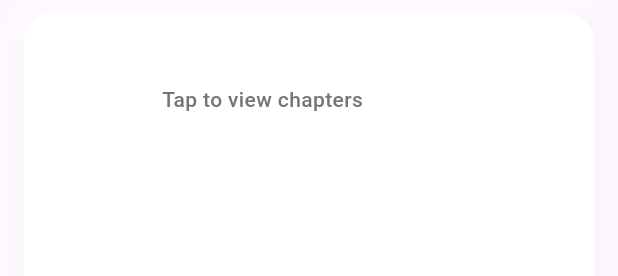
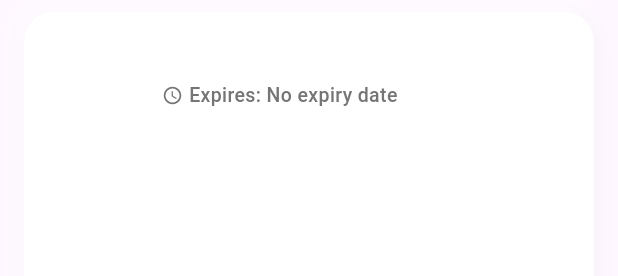
Before and after one commit to rahulthewhitehat/hackersenpai, a Flutter app: the CourseTile widget shown alone on an empty page, opened directly with empty values, on a phone screen of 412 x 824 dp. Shown: the top 276 px of the screen. Run offline on Flutter 3.47's test engine with Material 3 defaults, Android fonts, the light colour scheme and no system bars; our stand-ins replace cloud_firestore, device_info_plus, firebase_auth, firebase_core, flutter_spinkit, google_sign_in and 1 more; missing offline and left inert: flutter_portal, flutter_root_checker, secure_content; accounts and stored records are empty.

Commit message:
Final IG

```diff
--- a/lib/main.dart
+++ b/lib/main.dart
@@ -14,7 +14,8 @@ void main() async {
   WidgetsFlutterBinding.ensureInitialized();
   await Firebase.initializeApp();
 
-  // Check if device is rooted or jailbroken
+  // Check if device is rooted...
+
   bool isDeviceRooted = false;
 
   if (Platform.isAndroid) {
@@ -90,7 +91,7 @@ class RootedDeviceScreen extends StatelessWidget {
                     ),
                     const SizedBox(height: 16),
                     Text(
-                      'For security reasons, this app cannot run on rooted or jailbroken devices. We prioritize the safety of your data and our services.',
+                      'For security reasons, this app cannot run on rooted or jailbroken devices. We prioritize the safety of our data. Kindly unroot or try using the app in another device',
                       textAlign: TextAlign.center,
                       style: TextStyle(
                         fontSize: 16,
--- a/lib/models/course_model.dart
+++ b/lib/models/course_model.dart
@@ -1,16 +1,28 @@
 class CourseModel {
   final String id;
   final String name;
+  final String? expiryDate; // Added expiry date field
 
   CourseModel({
     required this.id,
     required this.name,
+    this.expiryDate,
   });
 
   factory CourseModel.fromMap(String id, Map<String, dynamic> data) {
     return CourseModel(
       id: id,
       name: data['name'] ?? id,
+      expiryDate: null, // Will be set from StudentProvider
+    );
+  }
+
+  // Create a copy of the course model with expiry date
+  CourseModel copyWithExpiryDate(String? expiryDate) {
+    return CourseModel(
+      id: id,
+      name: name,
+      expiryDate: expiryDate,
     );
   }
 
--- a/lib/models/student_model.dart
+++ b/lib/models/student_model.dart
@@ -1,33 +1,51 @@
+import 'package:cloud_firestore/cloud_firestore.dart';
+
 class StudentModel {
-  final String uid;
+  final String id;
+  final String studentId;
+  final String name;
   final String email;
-  final String name;
-  final String studentId;
-  final List<String> subjects;
+  final DateTime lastLogin;
+  final Map<String, String> subjects; // Changed from List<String> to Map<String, String>
 
   StudentModel({
-    required this.uid,
+    required this.id,
+    required this.studentId,
+    required this.name,
     required this.email,
-    required this.name,
-    required this.studentId,
+    required this.lastLogin,
     required this.subjects,
   });
 
-  factory StudentModel.fromMap(String uid, Map<String, dynamic> data) {
+  factory StudentModel.fromMap(String id, Map<String, dynamic> data) {
+    // Convert the subjects map
+    Map<String, String> subjectsMap = {};
+    if (data['subjects'] != null) {
+      // Cast the Firestore map to the correct type
+      Map<String, dynamic> rawSubjects = data['subjects'] as Map<String, dynamic>;
+      rawSubjects.forEach((key, value) {
+        subjectsMap[key] = value.toString();
+      });
+    }
+
     return StudentModel(
-      uid: uid,
+      id: id,
+      studentId: data['student_id'] ?? '',
+      name: data['name'] ?? '',
       email: data['email'] ?? '',
-      name: data['name'] ?? '',
-      studentId: data['student_id'] ?? '',
-      subjects: List<String>.from(data['subjects'] ?? []),
+      lastLogin: data['last_login'] != null
+          ? (data['last_login'] as Timestamp).toDate()
+          : DateTime.now(),
+      subjects: subjectsMap,
     );
   }
 
   Map<String, dynamic> toMap() {
     return {
+      'student_id': studentId,
+      'name': name,
       'email': email,
-      'name': name,
-      'student_id': studentId,
+      'last_login': Timestamp.fromDate(lastLogin),
       'subjects': subjects,
     };
   }
--- a/lib/providers/student_provider.dart
+++ b/lib/providers/student_provider.dart
@@ -10,6 +10,7 @@ class StudentProvider with ChangeNotifier {
 
   StudentModel? _student;
   List<CourseModel> _courses = [];
+  List<CourseModel> _activeCourses = []; // Added for active courses only
   String? _selectedCourseId;
   String? _selectedChapterId;
   VideoModel? _selectedVideo;
@@ -19,7 +20,7 @@ class StudentProvider with ChangeNotifier {
 
   // Getters
   StudentModel? get student => _student;
-  List<CourseModel> get courses => _courses;
+  List<CourseModel> get courses => _activeCourses; // Changed to return only active courses
   String? get selectedCourseId => _selectedCourseId;
   String? get selectedChapterId => _selectedChapterId;
   VideoModel? get selectedVideo => _selectedVideo;
@@ -40,8 +41,11 @@ class StudentProvider with ChangeNotifier {
 
       _student = studentData;
 
-      // Get courses
+      // Get courses with expiry dates
       _courses = await _firestoreService.getStudentCourses(_student!.subjects);
+
+      // Filter out expired courses
+      _filterActiveCourses();
 
       _setLoading(false);
       return true;
@@ -49,6 +53,29 @@ class StudentProvider with ChangeNotifier {
       _setError('Failed to load student data: $e');
       return false;
     }
+  }
+
+  // Filter active courses based on expiry date
+  void _filterActiveCourses() {
+    final now = DateTime.now();
+    _activeCourses = _courses.where((course) {
+      // If no expiry date, consider it as active
+      if (course.expiryDate == null || course.expiryDate!.isEmpty) {
+        return true;
+      }
+
+      try {
+        // Parse the expiry date
+        final expiry = DateTime.parse(course.expiryDate!);
+        // Course is active if expiry date is in the future
+        return expiry.isAfter(now);
+      } catch (e) {
+        // If parsing fails, consider as active
+        return true;
+      }
+    }).toList();
+
+    notifyListeners();
   }
 
   // Select a course
@@ -96,6 +123,7 @@ class StudentProvider with ChangeNotifier {
   void clearData() {
     _student = null;
     _courses = [];
+    _activeCourses = [];
     resetSelection();
   }
 
--- a/lib/screens/login_screen.dart
+++ b/lib/screens/login_screen.dart
@@ -184,7 +184,7 @@ class _LoginScreenState extends State<LoginScreen> {
 
                 // App title with modern typography
                 const Text(
-                  'Mr.CA Virtuals',
+                  'Mr CA Virtuals',
                   textAlign: TextAlign.center,
                   style: TextStyle(
                     fontSize: 34,
--- a/lib/widgets/course_tile.dart
+++ b/lib/widgets/course_tile.dart
@@ -1,5 +1,6 @@
 import 'package:flutter/material.dart';
 import '../models/course_model.dart';
+import 'package:intl/intl.dart';
 
 class CourseTile extends StatelessWidget {
   final CourseModel course;
@@ -11,8 +12,65 @@ class CourseTile extends StatelessWidget {
     required this.onTap,
   });
 
+  // Format expiry date in a user-friendly way
+  String _formatExpiryDate(String? dateString) {
+    if (dateString == null || dateString.isEmpty) {
+      return "No expiry date";
+    }
+
+    try {
+      final date = DateTime.parse(dateString);
+      // Format date to "05 Jun 2026" format
+      return DateFormat('dd MMM yyyy').format(date);
+    } catch (e) {
+      return "Invalid date";
+    }
+  }
+
+  // Calculate days remaining until expiry
+  String _getDaysRemaining(String? dateString) {
+    if (dateString == null || dateString.isEmpty) {
+      return "";
+    }
+
+    try {
+      final expiryDate = DateTime.parse(dateString);
+      final now = DateTime.now();
+      final difference = expiryDate.difference(now).inDays;
+
+      if (difference < 0) {
+        return "Expired";
+      } else if (difference == 0) {
+        return "Expires today";
+      } else if (difference == 1) {
+        return "1 day left";
+      } else {
+        return "$difference days left";
+      }
+    } catch (e) {
+      return "";
+    }
+  }
+
   @override
   Widget build(BuildContext context) {
+    // Get formatted expiry date and days remaining
+    final formattedExpiry = _formatExpiryDate(course.expiryDate);
+    final daysRemaining = _getDaysRemaining(course.expiryDate);
+
+    // Determine text color based on expiry
+    Color expiryTextColor = Colors.green;
+    if (daysRemaining == "Expired") {
+      expiryTextColor = Colors.red;
+    } else if (daysRemaining.contains("day") && int.tryParse(daysRemaining.split(" ")[0]) != null) {
+      int days = int.parse(daysRemaining.split(" ")[0]);
+      if (days <= 7) {
+        expiryTextColor = Colors.orange;
+      } else if (days <= 30) {
+        expiryTextColor = Colors.amber[700]!;
+      }
+    }
+
     return GestureDetector(
       onTap: onTap,
       child: Container(
@@ -81,13 +139,32 @@ class CourseTile extends StatelessWidget {
                               letterSpacing: -0.5,
                             ),
                           ),
-                          const SizedBox(height: 6),
+                          const SizedBox(height: 4),
+                          Row(
+                            children: [
+                              Icon(
+                                Icons.access_time_rounded,
+                                size: 14,
+                                color: Colors.grey[600],
+                              ),
+                              const SizedBox(width: 4),
+                              Text(
+                                'Expires: $formattedExpiry',
+                                style: TextStyle(
+                                  fontSize: 13,
+                                  color: Colors.grey[600],
+                                  fontWeight: FontWeight.w500,
+                                ),
+                              ),
+                            ],
+                          ),
+                          const SizedBox(height: 4),
                           Text(
-                            'Tap to view chapters',
+                            daysRemaining,
                             style: TextStyle(
                               fontSize: 14,
-                              color: Colors.grey[600],
-                              fontWeight: FontWeight.w500,
+                              color: expiryTextColor,
+                              fontWeight: FontWeight.w600,
                             ),
                           ),
                         ],
--- a/pubspec.yaml
+++ b/pubspec.yaml
@@ -25,6 +25,7 @@ dependencies:
   encrypt: ^5.0.3
   flutter_root_checker: ^1.0.1
   device_info_plus: ^11.4.0
+  intl: ^0.20.2
 
 dev_dependencies:
   flutter_test:
```
Also changed, not shown: lib/encryption.dart (deleted, +0 -21 lines), lib/screens/dashboard_screen.dart (+3 -4 lines), lib/services/firebase_service.dart (+7 -4 lines), pubspec.lock.
